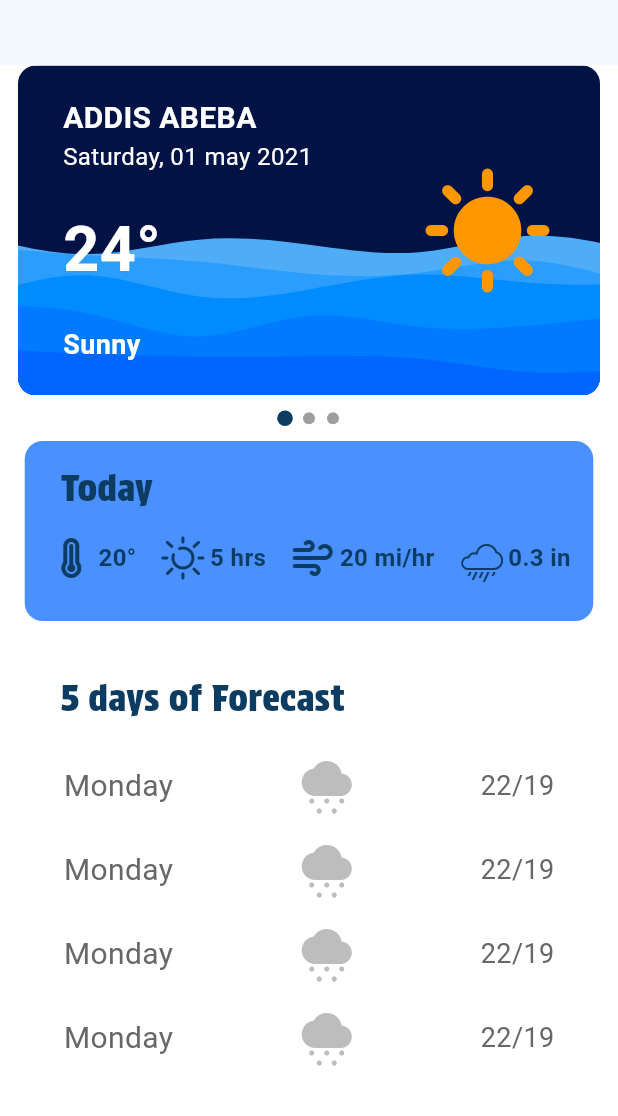
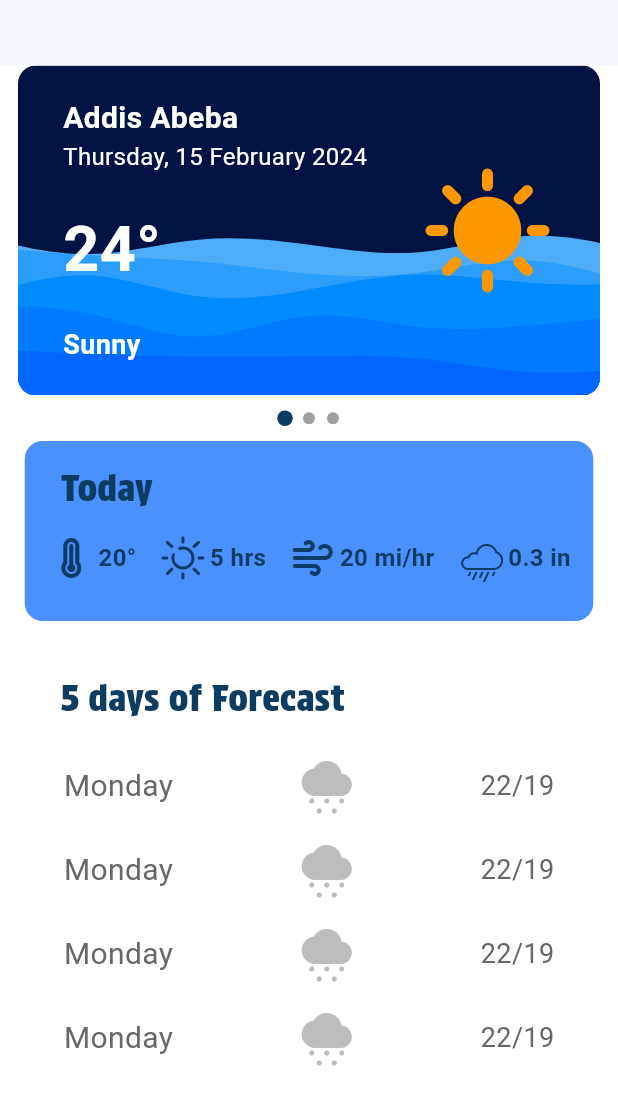
Before and after one commit to kaleabSolomon/WeatherIO, a Flutter app: the screen it shows after launch, on a phone screen of 412 x 824 dp, the part 120-1236 px from its top. Run offline on Flutter 3.47's test engine with Material 3 defaults, Android fonts, the phone set to English and light mode, and no system bars; drawn by our look-alikes of smooth_page_indicator; our stand-ins replace flutter_svg.

Commit message:
refactor the weather card

```diff
--- a/lib/pages/home_page.dart
+++ b/lib/pages/home_page.dart
@@ -58,7 +58,26 @@ class _HomePageState extends State<HomePage> {
                 child: PageView(
                   controller: _pageController,
                   scrollDirection: Axis.horizontal,
-                  children: const [WeatherCard(), WeatherCard(), WeatherCard()],
+                  children: const [
+                    WeatherCard(
+                      location: 'Addis Abeba',
+                      date: "2024-02-15T07:00:00+00:00",
+                      temperature: "24",
+                      weatherCondition: "Sunny",
+                    ),
+                    WeatherCard(
+                      location: 'Addis Abeba',
+                      date: "2024-02-15T07:00:00+00:00",
+                      temperature: "24",
+                      weatherCondition: "Sunny",
+                    ),
+                    WeatherCard(
+                      location: 'Addis Abeba',
+                      date: "2024-02-15T07:00:00+00:00",
+                      temperature: "24",
+                      weatherCondition: "Sunny",
+                    )
+                  ],
                 ),
               ),
               const SizedBox(
--- a/lib/widgets/weather_card.dart
+++ b/lib/widgets/weather_card.dart
@@ -1,11 +1,32 @@
 import 'package:flutter/material.dart';
 import 'package:flutter_svg/flutter_svg.dart';
+import 'package:intl/intl.dart';
 import 'package:provider/provider.dart';
 import 'package:weather_io/theme/theme.dart';
 import 'package:weather_io/theme/theme_provider.dart';
 
 class WeatherCard extends StatelessWidget {
-  const WeatherCard({super.key});
+  final String location;
+  final String date;
+  final String temperature;
+  final String weatherCondition;
+
+  const WeatherCard(
+      {super.key,
+      required this.location,
+      required this.date,
+      required this.temperature,
+      required this.weatherCondition});
+
+  String formatDate(String dateString) {
+    DateTime date = DateTime.parse(dateString);
+
+    DateFormat formatter = DateFormat('EEEE, dd MMMM yyyy');
+
+    String formattedDate = formatter.format(date);
+
+    return formattedDate;
+  }
 
   @override
   Widget build(BuildContext context) {
@@ -37,7 +58,7 @@ class WeatherCard extends StatelessWidget {
                       crossAxisAlignment: CrossAxisAlignment.start,
                       children: [
                         Text(
-                          "ADDIS ABEBA",
+                          location,
                           style: TextStyle(
                             fontSize: 20,
                             fontWeight: FontWeight.bold,
@@ -45,7 +66,7 @@ class WeatherCard extends StatelessWidget {
                           ),
                         ),
                         Text(
-                          "Saturday, 01 may 2021",
+                          formatDate(date),
                           style: TextStyle(
                             fontSize: 16,
                             color: Theme.of(context).colorScheme.secondary,
@@ -54,7 +75,7 @@ class WeatherCard extends StatelessWidget {
                       ],
                     ),
                     Text(
-                      "24°",
+                      "$temperature°",
                       style: TextStyle(
                         fontSize: 42,
                         fontWeight: FontWeight.bold,
@@ -62,7 +83,7 @@ class WeatherCard extends StatelessWidget {
                       ),
                     ),
                     Text(
-                      "Sunny",
+                      weatherCondition,
                       style: TextStyle(
                           fontSize: 18,
                           color: Theme.of(context).colorScheme.secondary,
--- a/pubspec.yaml
+++ b/pubspec.yaml
@@ -37,6 +37,7 @@ dependencies:
   provider: ^6.1.1
   smooth_page_indicator: ^1.1.0
   flutter_svg: ^2.0.9
+  intl: ^0.19.0
 
 dev_dependencies:
   flutter_test:
```
Also changed, not shown: pubspec.lock.
